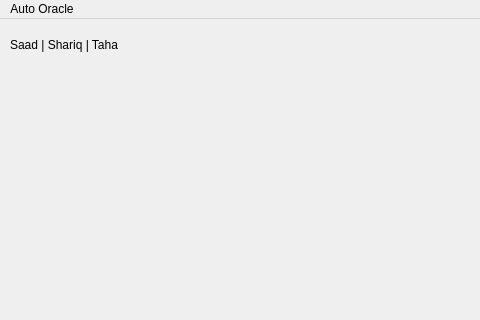
Qt form mainwindow.ui (MelonBun8/Auto-Oracle) before a commit; both pictures show x 0 to 480 and y 0 to 320 of the 800 by 600 pixel window.
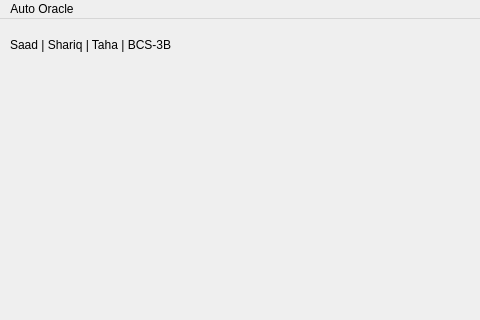
The same form after that commit.

```diff
--- a/mainwindow.ui
+++ b/mainwindow.ui
@@ -19,12 +19,12 @@
      <rect>
       <x>10</x>
       <y>0</y>
-      <width>161</width>
+      <width>201</width>
       <height>51</height>
      </rect>
     </property>
     <property name="text">
-     <string>Saad | Shariq | Taha</string>
+     <string>Saad | Shariq | Taha | BCS-3B</string>
     </property>
    </widget>
   </widget>
```
Left out of the diff: 2 changed lines with no effect on the pictures.
